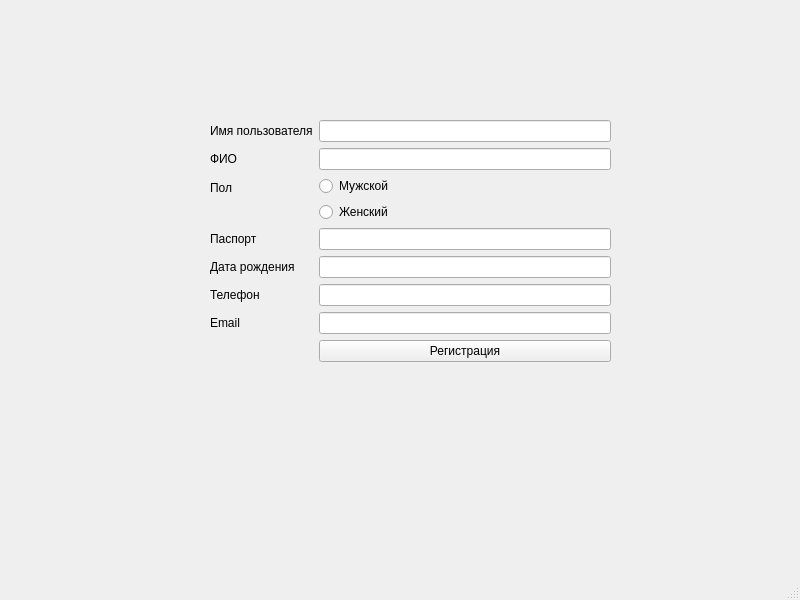
The window that mainwindow.ui (nekotyan2d/TIP-kr4) describes before a commit, drawn with Qt 5.
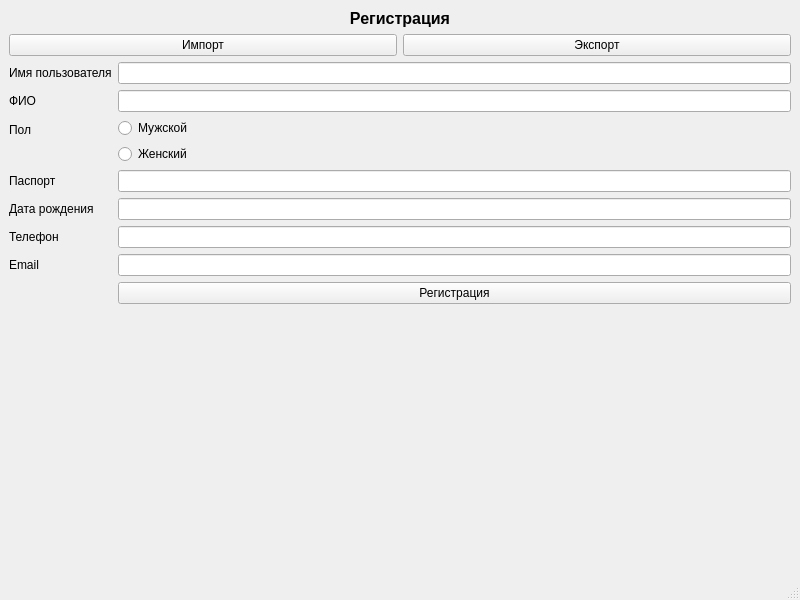
The same window after the commit.

The edit to the form file:
```diff
--- a/mainwindow.ui
+++ b/mainwindow.ui
@@ -14,15 +14,50 @@
    <string>MainWindow</string>
   </property>
   <widget class="QWidget" name="centralwidget">
-   <widget class="QWidget" name="formLayoutWidget">
-    <property name="geometry">
-     <rect>
-      <x>210</x>
-      <y>120</y>
-      <width>401</width>
-      <height>309</height>
-     </rect>
-    </property>
+   <layout class="QVBoxLayout" name="verticalLayout_3">
+    <item>
+     <layout class="QVBoxLayout" name="verticalLayout_2">
+      <item>
+       <widget class="QLabel" name="label_8">
+        <property name="sizePolicy">
+         <sizepolicy hsizetype="Preferred" vsizetype="Fixed">
+          <horstretch>0</horstretch>
+          <verstretch>0</verstretch>
+         </sizepolicy>
+        </property>
+        <property name="font">
+         <font>
+          <pointsize>12</pointsize>
+          <bold>true</bold>
+         </font>
+        </property>
+        <property name="text">
+         <string>Регистрация</string>
+        </property>
+        <property name="alignment">
+         <set>Qt::AlignmentFlag::AlignCenter</set>
+        </property>
+       </widget>
+      </item>
+      <item>
+       <layout class="QHBoxLayout" name="horizontalLayout">
+        <item>
+         <widget class="QPushButton" name="b_import">
+          <property name="text">
+           <string>Импорт</string>
+          </property>
+         </widget>
+        </item>
+        <item>
+         <widget class="QPushButton" name="b_export">
+          <property name="text">
+           <string>Экспорт</string>
+          </property>
+         </widget>
+        </item>
+       </layout>
+      </item>
+      <item>
     <layout class="QFormLayout" name="formLayout">
      <item row="0" column="0">
       <widget class="QLabel" name="label">
@@ -79,23 +114,6 @@
      <item row="3" column="1">
       <widget class="QLineEdit" name="e_passport"/>
      </item>
-     <item row="6" column="0">
-      <widget class="QLabel" name="label_5">
-       <property name="text">
-        <string>Email</string>
-       </property>
-      </widget>
-     </item>
-     <item row="6" column="1">
-      <widget class="QLineEdit" name="e_email"/>
-     </item>
-     <item row="7" column="1">
-      <widget class="QPushButton" name="b_register">
-       <property name="text">
-        <string>Регистрация</string>
-       </property>
-      </widget>
-     </item>
      <item row="4" column="0">
       <widget class="QLabel" name="label_6">
        <property name="text">
@@ -116,8 +134,28 @@
      <item row="5" column="1">
       <widget class="QLineEdit" name="e_phone"/>
      </item>
-    </layout>
-   </widget>
+        <item row="6" column="0">
+         <widget class="QLabel" name="label_5">
+          <property name="text">
+           <string>Email</string>
+          </property>
+         </widget>
+        </item>
+        <item row="6" column="1">
+         <widget class="QLineEdit" name="e_email"/>
+        </item>
+        <item row="7" column="1">
+         <widget class="QPushButton" name="b_register">
+          <property name="text">
+           <string>Регистрация</string>
+          </property>
+         </widget>
+        </item>
+       </layout>
+      </item>
+     </layout>
+    </item>
+   </layout>
   </widget>
   <widget class="QMenuBar" name="menubar">
    <property name="geometry">
```
Lines whose indentation alone changed are shown as unchanged.
